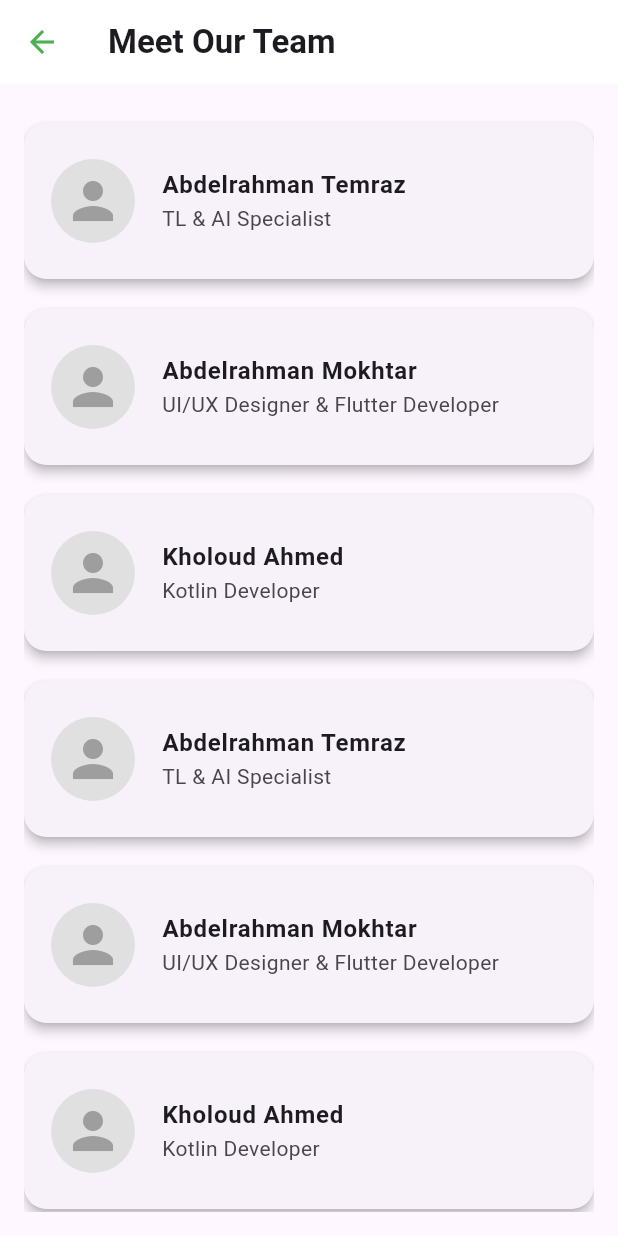
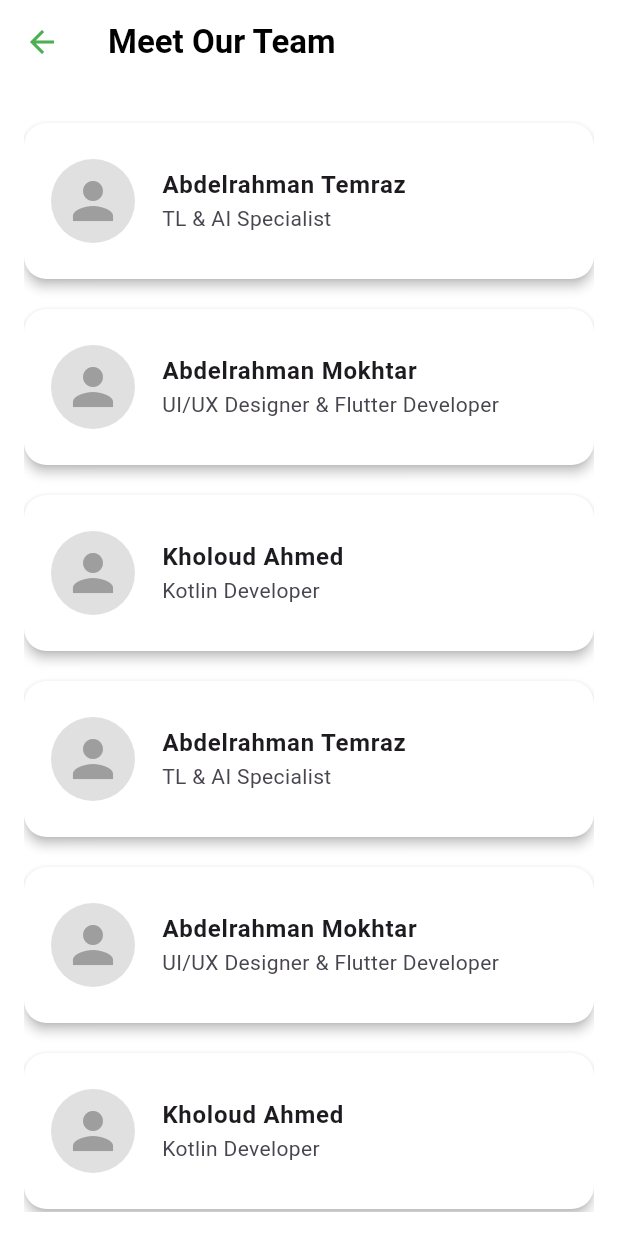
Before and after one commit to abdo-mokhtar/ecoproject, a Flutter app: the MeetOurTeamPage screen opened directly, on a phone screen of 412 x 824 dp. Run offline on Flutter 3.47's test engine with Material 3 defaults, Android fonts, the phone set to English and light mode, and no system bars; our stand-ins replace lottie, smooth_page_indicator.

Commit message:
home design edite

```diff
--- a/lib/meet_our_team.dart
+++ b/lib/meet_our_team.dart
@@ -24,7 +24,7 @@ class MeetOurTeamPage extends StatelessWidget {
       appBar: AppBar(
         title: const Text(
           "Meet Our Team",
-          style: TextStyle(fontWeight: FontWeight.bold),
+          style: TextStyle(fontWeight: FontWeight.bold, color: Colors.black),
         ),
         leading: IconButton(
           icon: const Icon(Icons.arrow_back, color: Colors.green),
@@ -33,6 +33,7 @@ class MeetOurTeamPage extends StatelessWidget {
         backgroundColor: Colors.white,
         elevation: 0,
       ),
+      backgroundColor: Colors.white, // Ensures the background is white
       body: Padding(
         padding: const EdgeInsets.all(16.0),
         child: ListView.builder(
@@ -45,6 +46,7 @@ class MeetOurTeamPage extends StatelessWidget {
               ),
               elevation: 3,
               margin: const EdgeInsets.symmetric(vertical: 10),
+              color: Colors.white, // Ensures each card has a white background
               child: ListTile(
                 contentPadding: const EdgeInsets.all(16),
                 leading: CircleAvatar(
```
Also changed, not shown: pubspec.lock.
